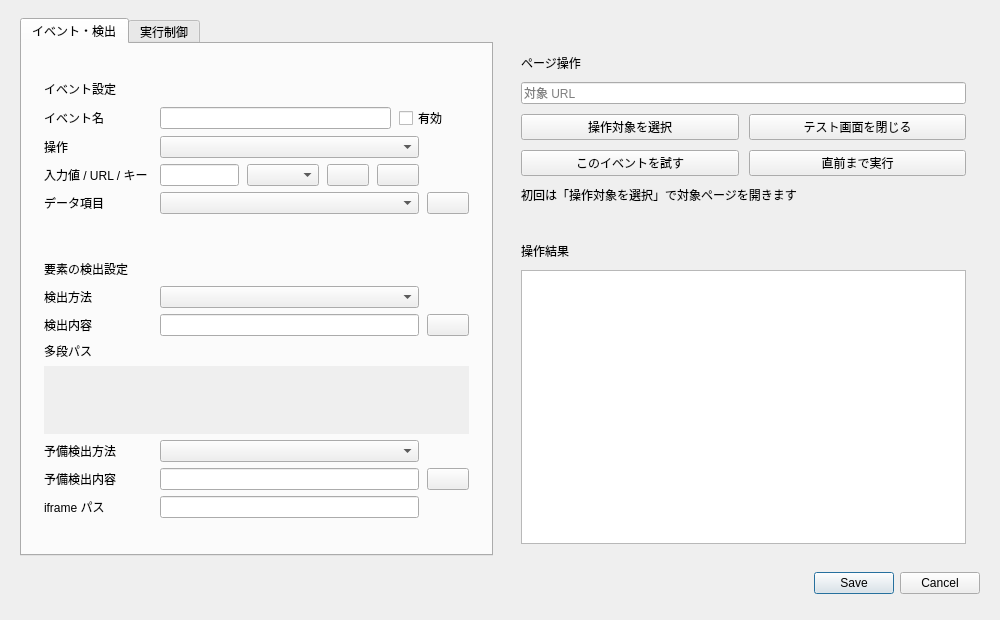
The window that qt_ui/forms/event_editor.ui (okasi1997/WebFlowManager) describes before a commit, drawn with Qt 5.
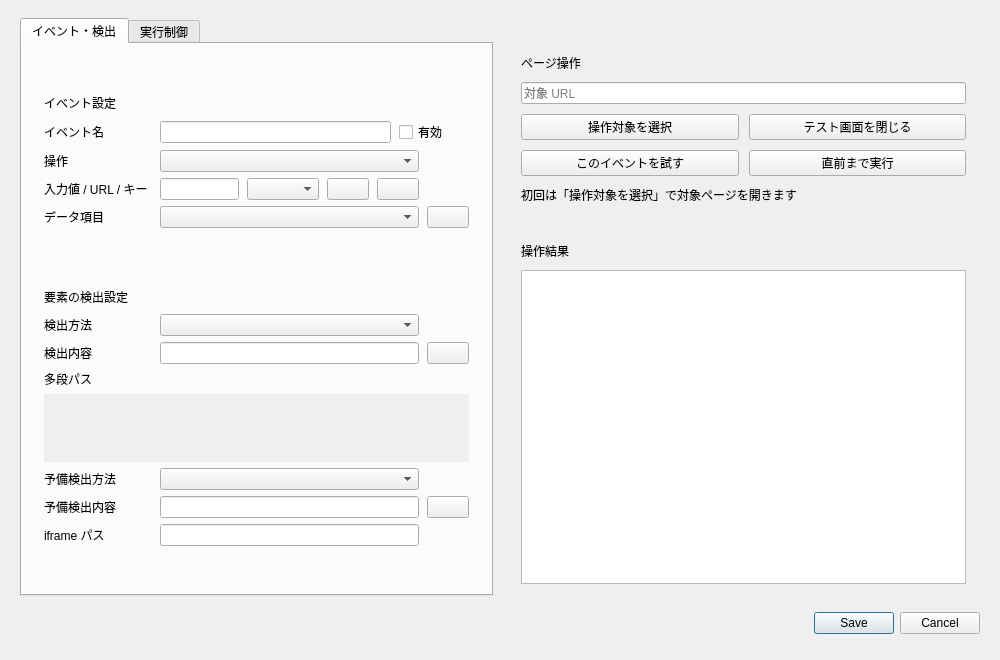
The same window after the commit.

What changed in the file:
```diff
--- a/qt_ui/forms/event_editor.ui
+++ b/qt_ui/forms/event_editor.ui
@@ -7,19 +7,19 @@
     <x>0</x>
     <y>0</y>
     <width>1000</width>
-    <height>620</height>
+    <height>660</height>
    </rect>
   </property>
   <property name="minimumSize">
    <size>
     <width>1000</width>
-    <height>620</height>
+    <height>660</height>
    </size>
   </property>
   <property name="maximumSize">
    <size>
     <width>1000</width>
-    <height>620</height>
+    <height>660</height>
    </size>
   </property>
   <property name="windowTitle">
```
